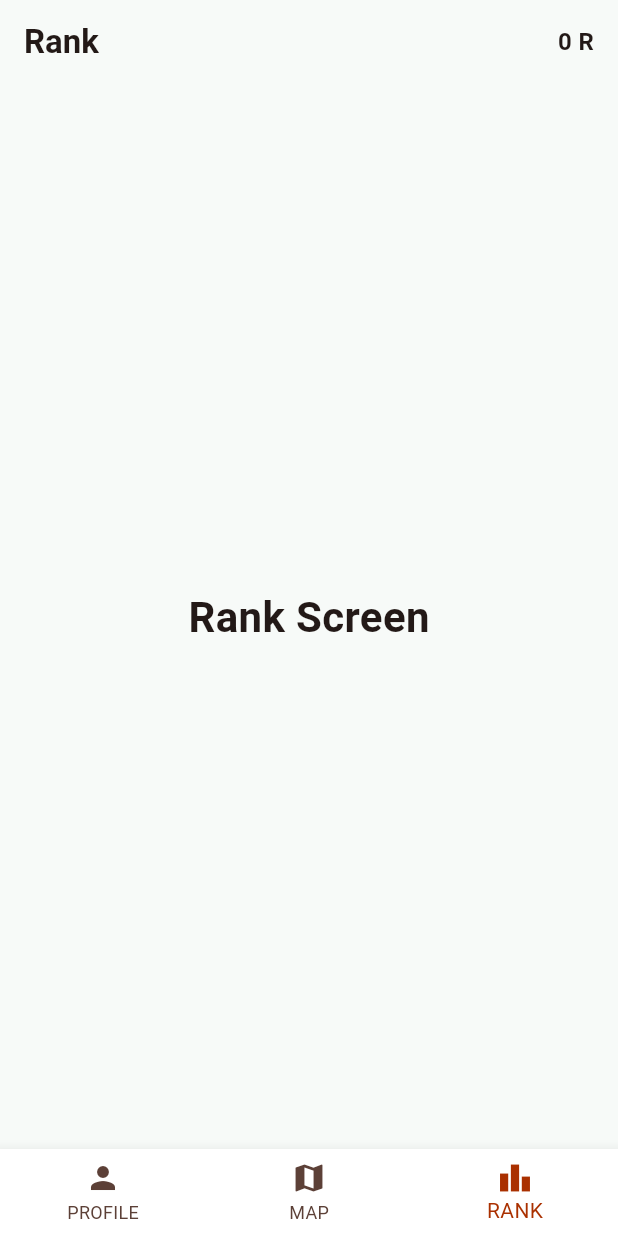
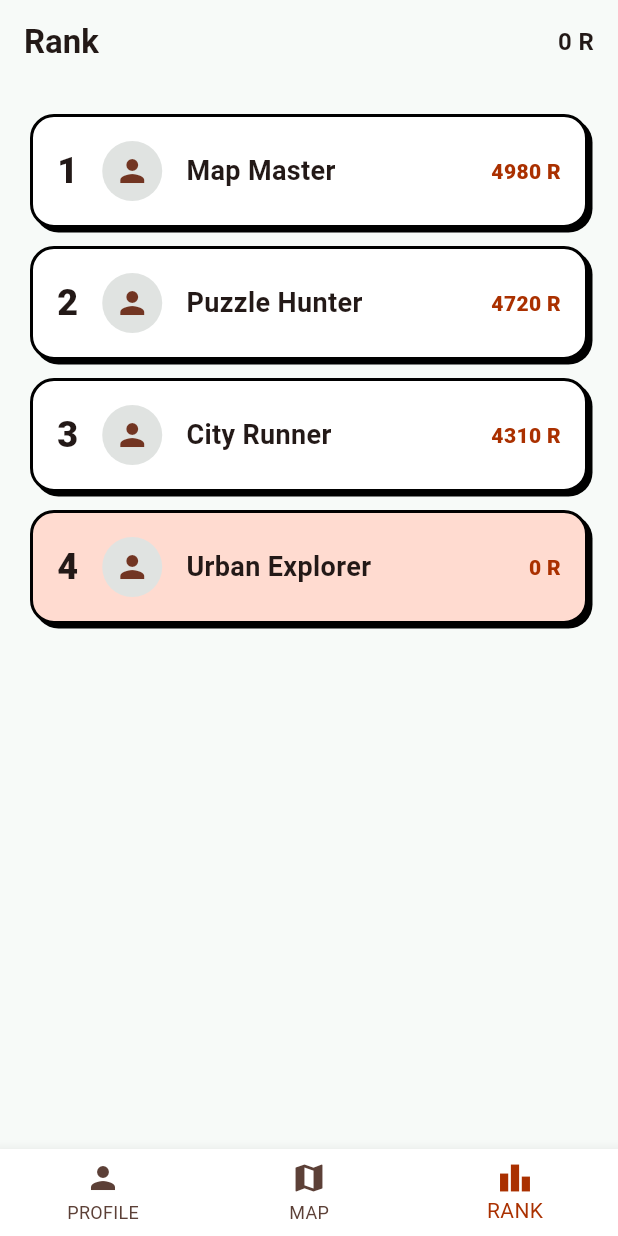
Before and after one commit to ChristopherSemyonov/Kristofers_Semjonovs_ks22110, a Flutter app: the screen it shows after launch, item 3 of the bottom bar chosen, on a phone screen of 412 x 824 dp. Run offline on Flutter 3.47's test engine with Material 3 defaults, Android fonts, the phone set to English and light mode, and no system bars; our stand-ins replace flutter_map, geolocator, latlong2, shared_preferences.

Commit message:
Worked on game progression and persistence system

```diff
--- a/lib/main.dart
+++ b/lib/main.dart
@@ -4,7 +4,11 @@ import 'screens/profile_screen.dart';
 import 'screens/rank_screen.dart';
 import 'services/game_state_service.dart';
 
-void main() {
+Future<void> main() async {
+  WidgetsFlutterBinding.ensureInitialized();
+
+  await GameStateService.loadGameState();
+
   runApp(const UrbanQuestApp());
 }
 
--- a/lib/models/puzzle.dart
+++ b/lib/models/puzzle.dart
@@ -6,6 +6,7 @@ class Puzzle {
   final String question;
   final String answer;
   final int points;
+  final String difficulty;
   final LatLng location;
 
   const Puzzle({
@@ -14,6 +15,7 @@ class Puzzle {
     required this.question,
     required this.answer,
     required this.points,
+    required this.difficulty,
     required this.location,
   });
 }
--- a/lib/screens/map_screen.dart
+++ b/lib/screens/map_screen.dart
@@ -64,7 +64,7 @@ class _MapScreenState extends State<MapScreen> {
     return FlutterMap(
       options: MapOptions(
         initialCenter: userLocation ?? rigaOldTown,
-        initialZoom: 15,
+        initialZoom: 16,
       ),
       children: [
         TileLayer(
--- a/lib/screens/profile_screen.dart
+++ b/lib/screens/profile_screen.dart
@@ -91,7 +91,7 @@ class ProfileScreen extends StatelessWidget {
                 padding: const EdgeInsets.only(bottom: 12),
                 child: CompletedPuzzleCard(
                   title: puzzle.title,
-                  difficulty: 'SOLVED',
+                  difficulty: puzzle.difficulty,
                   points: '${puzzle.points} R',
                 ),
               ),
--- a/lib/screens/puzzle_screen.dart
+++ b/lib/screens/puzzle_screen.dart
@@ -16,14 +16,14 @@ class PuzzleScreen extends StatefulWidget {
 class _PuzzleScreenState extends State<PuzzleScreen> {
   final TextEditingController _answerController = TextEditingController();
 
-  void _checkAnswer() {
+  Future<void> _checkAnswer() async {
     final answer = _answerController.text.trim();
 
     if (PuzzleService.isAnswerCorrect(
       puzzle: widget.puzzle,
       userAnswer: answer,
     )) {
-      GameStateService.solvePuzzle(
+      await GameStateService.solvePuzzle(
         puzzleId: widget.puzzle.id,
         points: widget.puzzle.points,
       );
--- a/lib/screens/rank_screen.dart
+++ b/lib/screens/rank_screen.dart
@@ -1,15 +1,83 @@
 import 'package:flutter/material.dart';
+
+import '../services/game_state_service.dart';
 
 class RankScreen extends StatelessWidget {
   const RankScreen({super.key});
 
   @override
   Widget build(BuildContext context) {
-    return const Center(
-      child: Text(
-        'Rank Screen',
-        style: TextStyle(fontSize: 28, fontWeight: FontWeight.bold),
-      ),
+    final players = [
+      {
+        'name': 'Urban Explorer',
+        'score': GameStateService.totalScore,
+        'isCurrentUser': true,
+      },
+      {'name': 'Map Master', 'score': 4980, 'isCurrentUser': false},
+      {'name': 'Puzzle Hunter', 'score': 4720, 'isCurrentUser': false},
+      {'name': 'City Runner', 'score': 4310, 'isCurrentUser': false},
+    ];
+
+    players.sort((a, b) => (b['score'] as int).compareTo(a['score'] as int));
+
+    return ListView.separated(
+      padding: const EdgeInsets.all(20),
+      itemCount: players.length,
+      separatorBuilder: (_, __) => const SizedBox(height: 12),
+      itemBuilder: (context, index) {
+        final player = players[index];
+
+        return Container(
+          padding: const EdgeInsets.all(16),
+          decoration: BoxDecoration(
+            color: player['isCurrentUser'] == true
+                ? const Color(0xFFFFDBD0)
+                : Colors.white,
+            borderRadius: BorderRadius.circular(16),
+            border: Border.all(color: Colors.black, width: 2),
+            boxShadow: const [
+              BoxShadow(
+                offset: Offset(3, 3),
+                blurRadius: 0,
+                color: Colors.black,
+              ),
+            ],
+          ),
+          child: Row(
+            children: [
+              Text(
+                '${index + 1}',
+                style: const TextStyle(
+                  fontSize: 24,
+                  fontWeight: FontWeight.w800,
+                ),
+              ),
+              const SizedBox(width: 16),
+              const CircleAvatar(
+                backgroundColor: Color(0xFFE0E3E1),
+                child: Icon(Icons.person),
+              ),
+              const SizedBox(width: 16),
+              Expanded(
+                child: Text(
+                  player['name'].toString(),
+                  style: const TextStyle(
+                    fontSize: 18,
+                    fontWeight: FontWeight.w700,
+                  ),
+                ),
+              ),
+              Text(
+                '${player['score']} R',
+                style: const TextStyle(
+                  fontWeight: FontWeight.w800,
+                  color: Color(0xFFAA3000),
+                ),
+              ),
+            ],
+          ),
+        );
+      },
     );
   }
 }
--- a/lib/services/game_state_service.dart
+++ b/lib/services/game_state_service.dart
@@ -1,15 +1,42 @@
+import 'package:shared_preferences/shared_preferences.dart';
+
 class GameStateService {
   static int totalScore = 0;
   static final Set<String> solvedPuzzleIds = {};
+
+  static const String _scoreKey = 'totalScore';
+  static const String _solvedPuzzlesKey = 'solvedPuzzleIds';
+
+  static Future<void> loadGameState() async {
+    final prefs = await SharedPreferences.getInstance();
+
+    totalScore = prefs.getInt(_scoreKey) ?? 0;
+
+    final savedPuzzleIds = prefs.getStringList(_solvedPuzzlesKey) ?? [];
+    solvedPuzzleIds
+      ..clear()
+      ..addAll(savedPuzzleIds);
+  }
+
+  static Future<void> saveGameState() async {
+    final prefs = await SharedPreferences.getInstance();
+
+    await prefs.setInt(_scoreKey, totalScore);
+    await prefs.setStringList(_solvedPuzzlesKey, solvedPuzzleIds.toList());
+  }
 
   static bool isPuzzleSolved(String puzzleId) {
     return solvedPuzzleIds.contains(puzzleId);
   }
 
-  static void solvePuzzle({required String puzzleId, required int points}) {
+  static Future<void> solvePuzzle({
+    required String puzzleId,
+    required int points,
+  }) async {
     if (!solvedPuzzleIds.contains(puzzleId)) {
       solvedPuzzleIds.add(puzzleId);
       totalScore += points;
+      await saveGameState();
     }
   }
 }
--- a/pubspec.yaml
+++ b/pubspec.yaml
@@ -37,6 +37,7 @@ dependencies:
   flutter_map: ^8.3.0
   latlong2: ^0.9.1
   geolocator: ^14.0.2
+  shared_preferences: ^2.5.5
 
 dev_dependencies:
   flutter_test:
```
Also changed, not shown: lib/services/puzzle_service.dart (+97 -8 lines), pubspec.lock, 1 other file.
